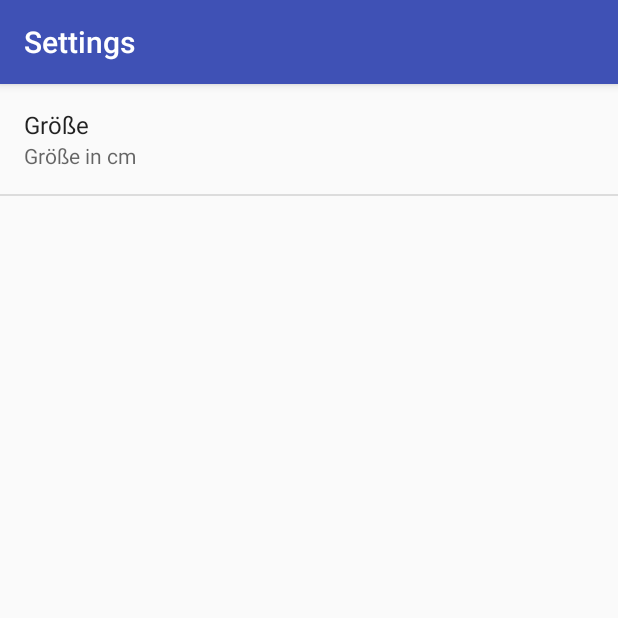
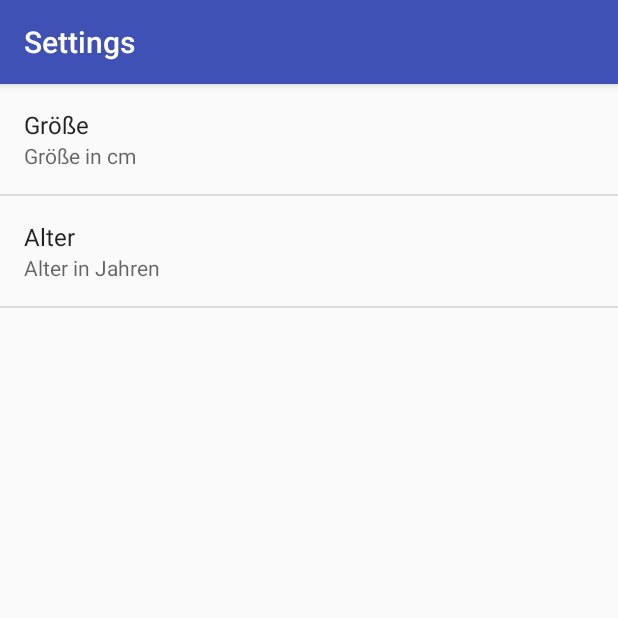
Before and after one commit to NULLt1/Sobo, an Android app: the SettingsActivity screen opened directly, with no data from a screen before it, on a phone screen of 412 x 824 dp, the top half of it. Run offline under Robolectric (Android 15) with nearby library versions, the phone set to English and light mode, and no system bars.

Commit message:
BMI Rechner hat eigene Klasse. Die BMI-Idealgewichtspanne wird auf das angegebene Alter angepasst. Werte die nicht innerhalb der Spanne liegen, werden in der Tabelle eingefärbt

```diff
--- a/app/src/main/java/com/example/liebherr_365_gesundheitsapp/SettingsActivity.java
+++ b/app/src/main/java/com/example/liebherr_365_gesundheitsapp/SettingsActivity.java
@@ -4,6 +4,7 @@ package com.example.liebherr_365_gesundheitsapp;
 import android.annotation.TargetApi;
 import android.content.Context;
 import android.content.Intent;
+import android.content.SharedPreferences;
 import android.content.res.Configuration;
 import android.media.Ringtone;
 import android.media.RingtoneManager;
@@ -39,5 +40,6 @@ public class SettingsActivity extends AppCompatPreferenceActivity {
     protected void onCreate(Bundle savedInstanceState) {
         super.onCreate(savedInstanceState);
         addPreferencesFromResource(R.xml.pref_general);
+
     }
 }
--- a/app/src/main/res/menu/menu_main.xml
+++ b/app/src/main/res/menu/menu_main.xml
@@ -5,6 +5,6 @@
     <item
         android:id="@+id/action_settings"
         android:orderInCategory="100"
-        android:title="Item"
+        android:title="Einstellungen"
         app:showAsAction="never" />
 </menu>
--- a/app/src/main/res/xml/pref_general.xml
+++ b/app/src/main/res/xml/pref_general.xml
@@ -2,13 +2,24 @@
 
 
     <EditTextPreference
-        android:defaultValue="73"
+        android:defaultValue="0"
         android:enabled="true"
         android:inputType="number"
         android:key="height"
         android:persistent="true"
         android:summary="Größe in cm"
-        android:title="Größe" />
+        android:title="Größe"
+        android:id="@+id/EditTextPreferenceHeight" />
+    <EditTextPreference
+        android:defaultValue="0"
+        android:selectAllOnFocus="true"
+        android:inputType="number"
+        android:title="Alter"
+        android:summary="Alter in Jahren"
+        android:key="age"
+        android:persistent="true"
+        android:numeric="integer"
+        android:id="@+id/EditTextPreferenceAge" />
 
 
 </PreferenceScreen>
```
Also changed, not shown: app/src/main/java/com/example/liebherr_365_gesundheitsapp/BmiCalculator.java (added, +62 -0 lines), app/src/main/java/com/example/liebherr_365_gesundheitsapp/MainActivity.java (+8 -6 lines), app/src/main/java/com/example/liebherr_365_gesundheitsapp/WeightdataArrayAdapter.java (+15 -0 lines).
